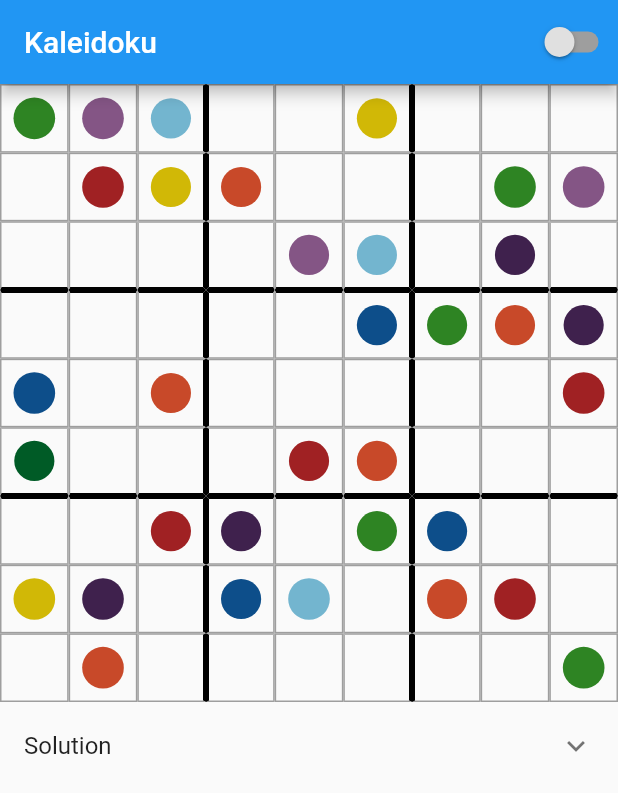
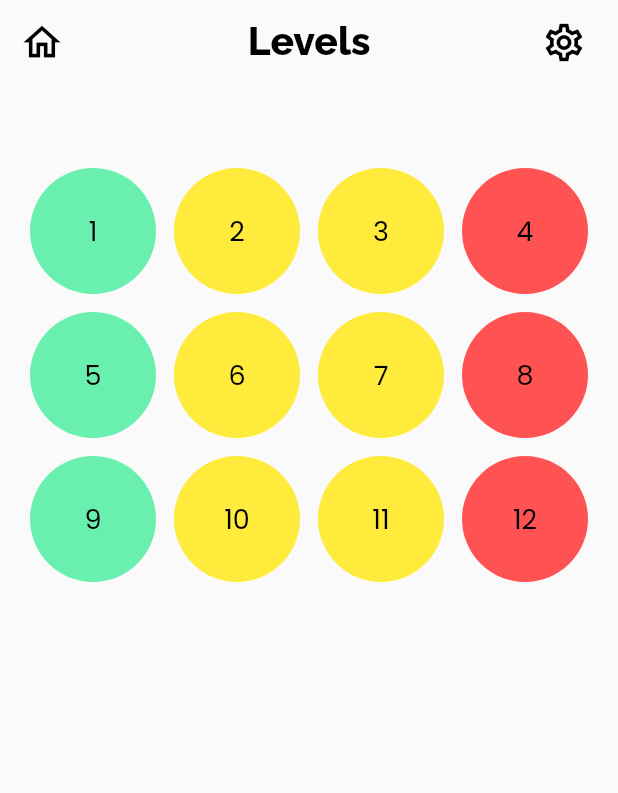
Before and after one commit to JaredEzz/Kaleidoku, a Flutter app: the screen it shows after launch, after a tap on "Begin", on a phone screen of 412 x 824 dp. Shown: the top 793 px of the screen. Run offline on Flutter 3.47's test engine with Material 2 defaults, Android fonts, the phone set to English and light mode, and no system bars; our stand-ins replace flutter_bloc, freezed_annotation, google_fonts, hive_flutter, logger; accounts and stored records are empty.

Commit message:
2-create-a-puzzle-selector-screen-completed

```diff
--- /dev/null
+++ b/lib/core/utils/parser.dart
@@ -0,0 +1,6 @@
+import 'dart:convert';
+
+Map<String, dynamic> parser(dynamic hiveMap) {
+  final jsonString = jsonEncode(hiveMap);
+  return jsonDecode(jsonString);
+}
--- /dev/null
+++ b/lib/core/widgets/appbar.dart
@@ -0,0 +1,72 @@
+import 'package:flutter/cupertino.dart';
+import 'package:flutter/material.dart';
+import 'package:kaleidoku/core/styles/text_styles.dart';
+import 'package:kaleidoku/features/welcome_screen/screens/welcome_screen.dart';
+
+class MyAppBar extends StatelessWidget implements PreferredSizeWidget {
+  final String title;
+  final bool showMenuButton;
+  final bool showSettingsButton;
+
+  const MyAppBar({
+    Key? key,
+    required this.title,
+    this.showMenuButton = true,
+    this.showSettingsButton = true,
+  }) : super(key: key);
+
+  @override
+  Size get preferredSize =>
+      const Size.fromHeight(kToolbarHeight * 2); // Updated height
+
+  @override
+  Widget build(BuildContext context) {
+    return AppBar(
+      title: Text(
+        title,
+        style: AppTextStyles().lThick.copyWith(color: Colors.black),
+      ),
+      backgroundColor: Theme.of(context).scaffoldBackgroundColor,
+      centerTitle: true,
+      leading: showMenuButton
+          ? IconButton(
+              icon: const Icon(
+                Icons.home_outlined,
+                color: Colors.black,
+                size: 30,
+              ),
+              onPressed: () {
+                Navigator.pushAndRemoveUntil(
+                    context,
+                    CupertinoPageRoute(
+                        builder: (context) => const WelcomeScreen()),
+                    (route) => false);
+              },
+            )
+          : null,
+      actions: showSettingsButton
+          ? [
+              const Padding(
+                padding: EdgeInsets.only(
+                  right: 12.0,
+                ),
+              ),
+              Padding(
+                padding: const EdgeInsets.only(
+                  right: 12.0,
+                ),
+                child: IconButton(
+                  icon: const Icon(
+                    Icons.settings_outlined,
+                    color: Colors.black,
+                    size: 30,
+                  ),
+                  onPressed: () {},
+                ),
+              ),
+            ]
+          : [],
+      elevation: 0,
+    );
+  }
+}
--- a/lib/features/sudoku/cubits/puzzle_cubits/cubit/puzzle_cubit.dart
+++ b/lib/features/levels_screen/cubits/puzzle_cubits/cubit/puzzle_cubit.dart
@@ -1,8 +1,8 @@
 import 'package:flutter_bloc/flutter_bloc.dart';
 import 'package:freezed_annotation/freezed_annotation.dart';
 import 'package:kaleidoku/core/utils/logger.dart';
-import 'package:kaleidoku/features/sudoku/models/puzzle_model.dart';
-import 'package:kaleidoku/features/sudoku/services/local_services/puzzle_hive_service.dart';
+import 'package:kaleidoku/features/levels_screen/models/puzzle_model.dart';
+import 'package:kaleidoku/features/levels_screen/services/local_services/puzzle_hive_service.dart';
 part 'puzzle_state.dart';
 part 'puzzle_cubit.freezed.dart';
 
--- a/lib/features/sudoku/models/puzzle_model.dart
+++ b/lib/features/levels_screen/models/puzzle_model.dart
@@ -1,17 +1,7 @@
-// To parse this JSON data, do
-//
-//     final puzzleModel = puzzleModelFromJson(jsonString);
-
 import 'package:freezed_annotation/freezed_annotation.dart';
-import 'dart:convert';
 import 'package:hive_flutter/hive_flutter.dart';
 part 'puzzle_model.freezed.dart';
 part 'puzzle_model.g.dart';
-
-PuzzleModel puzzleModelFromJson(String str) =>
-    PuzzleModel.fromJson(json.decode(str));
-
-String puzzleModelToJson(PuzzleModel data) => json.encode(data.toJson());
 
 @HiveType(typeId: 0)
 @freezed
--- /dev/null
+++ b/lib/features/levels_screen/screens/levels_screen.dart
@@ -0,0 +1,43 @@
+import 'package:flutter/material.dart';
+import 'package:flutter_bloc/flutter_bloc.dart';
+import 'package:kaleidoku/core/widgets/appbar.dart';
+import 'package:kaleidoku/features/levels_screen/cubits/puzzle_cubits/cubit/puzzle_cubit.dart';
+import 'package:kaleidoku/features/levels_screen/screens/levels_screen_body.dart';
+
+class LevelsScreen extends StatefulWidget {
+  const LevelsScreen({super.key});
+
+  @override
+  State<LevelsScreen> createState() => _LevelsScreenState();
+}
+
+class _LevelsScreenState extends State<LevelsScreen> {
+  @override
+  void initState() {
+    context.read<PuzzleCubit>().getPuzzles();
+    super.initState();
+  }
+
+  @override
+  Widget build(BuildContext context) {
+    return Scaffold(
+      appBar: const MyAppBar(
+        title: 'Levels',
+      ),
+      body: BlocBuilder<PuzzleCubit, PuzzleState>(
+        builder: (context, state) {
+          return state.maybeWhen(
+              error: (message) => Center(
+                    child: Text(message.toString()),
+                  ),
+              success: ((puzzles) => LevelScreenBody(
+                    puzzles: puzzles,
+                  )),
+              orElse: () => const Center(
+                    child: Text('Something went wrong'),
+                  ));
+        },
+      ),
+    );
+  }
+}
--- /dev/null
+++ b/lib/features/levels_screen/screens/levels_screen_body.dart
@@ -0,0 +1,94 @@
+import 'package:flutter/cupertino.dart';
+import 'package:flutter/material.dart';
+import 'package:kaleidoku/core/styles/sizes.dart';
+import 'package:kaleidoku/core/styles/text_styles.dart';
+import 'package:kaleidoku/features/levels_screen/models/puzzle_model.dart';
+import 'package:kaleidoku/features/levels_screen/utils/get_level_color.dart';
+import 'package:kaleidoku/features/sudoku_screen/screens/sudoku_screen.dart';
+
+class LevelScreenBody extends StatefulWidget {
+  const LevelScreenBody({super.key, required this.puzzles});
+  final PuzzleModel puzzles;
+
+  @override
+  State<LevelScreenBody> createState() => _LevelScreenBodyState();
+}
+
+class _LevelScreenBodyState extends State<LevelScreenBody> {
+  @override
+  Widget build(BuildContext context) {
+    List<Grid> orderedPuzzles = [];
+
+    int easyNumber = 1;
+    int mediumNumber = 1;
+    int hardNumber = 1;
+
+    for (int i = 1; i <= widget.puzzles.newboard.grids.length; i++) {
+      String difficulty;
+      int number;
+
+      if (i % 4 == 1 || i % 4 == 4) {
+        difficulty = 'Easy';
+        number = easyNumber++;
+      } else if (i % 4 == 2 || i % 4 == 3) {
+        difficulty = 'Medium';
+        number = mediumNumber++;
+      } else {
+        difficulty = 'Hard';
+        number = hardNumber++;
+      }
+
+      orderedPuzzles.add(Grid(
+          difficulty: difficulty,
+          number: number,
+          value: widget.puzzles.newboard.grids[i - 1].value,
+          solution: widget.puzzles.newboard.grids[i - 1].solution));
+    }
+
+    return Padding(
+      padding: const EdgeInsets.symmetric(horizontal: PaddingSizes.mdl),
+      child: Column(
+        children: [
+          GridView.builder(
+            shrinkWrap: true,
+            itemCount: orderedPuzzles.length,
+            gridDelegate: const SliverGridDelegateWithFixedCrossAxisCount(
+              crossAxisCount: 4,
+              childAspectRatio: 1,
+              crossAxisSpacing: PaddingSizes.sm,
+              mainAxisSpacing: PaddingSizes.sm,
+            ),
+            itemBuilder: (context, index) {
+              final puzzleGrid = orderedPuzzles[index];
+              return GestureDetector(
+                onTap: () {
+                  Navigator.push(
+                      context,
+                      CupertinoPageRoute(
+                          builder: (context) =>
+                              SudokuScreen(puzzleGrid: puzzleGrid)));
+                },
+                child: Container(
+                  height: 60,
+                  width: 60,
+                  decoration: BoxDecoration(
+                    shape: BoxShape.circle,
+                    color: getLevelColor(puzzleGrid),
+                  ),
+                  child: Center(
+                    child: Text(
+                      (index + 1).toString(),
+                      style: AppTextStyles()
+                          .mRegular
+                          .copyWith(color: Colors.black),
+                    ),
+                  ),
+                ),
+              );
+            },
+          )
+        ],
+      ),
+    );
+  }
+}
--- /dev/null
+++ b/lib/features/levels_screen/services/api_services/puzzle_api_service.dart
@@ -0,0 +1,18 @@
+import 'dart:convert';
+import 'package:http/http.dart' as http;
+import 'package:kaleidoku/features/levels_screen/models/puzzle_model.dart';
+
+class GetPuzzleApiService {
+  Future<PuzzleModel> getPuzzle({required String selectedDifficulty}) async {
+    final response = await http.get(Uri.parse(
+        'https://sudoku-api.vercel.app/api/dosuku?query={newboard(limit:20){grids{value,solution,difficulty},results,message}}'));
+
+    if (response.statusCode == 200) {
+      final Map<String, dynamic> jsonResponse = json.decode(response.body);
+      final result = PuzzleModel.fromJson(jsonResponse);
+      return result;
+    } else {
+      throw Exception('Something went wrong');
+    }
+  }
+}
--- a/lib/features/sudoku/services/local_services/puzzle_hive_service.dart
+++ b/lib/features/levels_screen/services/local_services/puzzle_hive_service.dart
@@ -1,7 +1,8 @@
 import 'package:hive_flutter/hive_flutter.dart';
 import 'package:kaleidoku/core/consts/puzzles_list.dart';
 import 'package:kaleidoku/core/utils/logger.dart';
-import 'package:kaleidoku/features/sudoku/models/puzzle_model.dart';
+import 'package:kaleidoku/core/utils/parser.dart';
+import 'package:kaleidoku/features/levels_screen/models/puzzle_model.dart';
 
 class PuzzleHiveService {
   final _puzzles = Hive.box('puzzles');
@@ -12,16 +13,12 @@ class PuzzleHiveService {
         _defaultPuzzlesAdded.get('defaultPuzzlesAdded', defaultValue: false);
 
     if (!defaultPuzzlesAdded) {
-      logger.d('is Empty');
+      logger.d('Adding default puzzles to Hive');
       await _puzzles.add(PuzzlesList.puzzlesList);
       await _defaultPuzzlesAdded.put('defaultPuzzlesAdded', true);
     }
-
     final data = _puzzles.getAt(0);
-    final result = PuzzleModel.fromJson(data);
-    logger.d(result.newboard.grids.last.difficulty);
-    logger.d(result.newboard.grids.last.number);
-    if (data.isEmpty) {}
+    final result = PuzzleModel.fromJson(parser(data));
     return result;
   }
 }
--- /dev/null
+++ b/lib/features/levels_screen/utils/get_level_color.dart
@@ -0,0 +1,12 @@
+import 'package:flutter/material.dart';
+import 'package:kaleidoku/features/levels_screen/models/puzzle_model.dart';
+
+Color getLevelColor(Grid grid) {
+  if (grid.difficulty == 'Easy') {
+    return Colors.greenAccent;
+  } else if (grid.difficulty == 'Medium') {
+    return Colors.yellow;
+  } else {
+    return Colors.redAccent;
+  }
+}
--- a/lib/features/sudoku/screens/sudoku_screen.dart
+++ /dev/null
@@ -1,129 +0,0 @@
-import 'package:flutter/material.dart';
-import 'package:flutter_bloc/flutter_bloc.dart';
-import 'package:kaleidoku/core/styles/text_styles.dart';
-import 'package:kaleidoku/features/sudoku/cubits/puzzle_cubits/cubit/puzzle_cubit.dart';
-import 'package:kaleidoku/features/sudoku/widgets/sudoku_grid_widget.dart';
-
-class SudokuScreen extends StatefulWidget {
-  const SudokuScreen({Key? key}) : super(key: key);
-
-  @override
-  State<SudokuScreen> createState() => _SudokuScreenState();
-}
-
-class _SudokuScreenState extends State<SudokuScreen> {
-  List<List<int>>? sudokuGrid;
-  List<List<int>>? solutionGrid;
-  // String selectedDifficulty = 'Medium';
-  bool showNumbers = false;
-
-  @override
-  void initState() {
-    context.read<PuzzleCubit>().getPuzzles();
-    super.initState();
-  }
-
-  @override
-  Widget build(BuildContext context) {
-    return Scaffold(
-      body: BlocBuilder<PuzzleCubit, PuzzleState>(
-        builder: ((context, state) {
-          return state.maybeWhen(
-              loading: () => const CircularProgressIndicator(),
-              success: (puzzle) {
-                // if (sudokuGrid == null) {
-                //   return Scaffold(
-                //     body: Center(
-                //       child: Column(
-                //         mainAxisAlignment: MainAxisAlignment.center,
-                //         children: [
-                //           DropdownButton<String>(
-                //             value: selectedDifficulty,
-                //             onChanged: (String? newValue) {
-                //               setState(() {
-                //                 selectedDifficulty = newValue ?? "Medium";
-                //               });
-                //             },
-                //             items: const <DropdownMenuItem<String>>[
-                //               DropdownMenuItem<String>(
-                //                 value: 'Easy',
-                //                 child: Text('Easy'),
-                //               ),
-                //               DropdownMenuItem<String>(
-                //                 value: 'Medium',
-                //                 child: Text('Medium'),
-                //               ),
-                //               DropdownMenuItem<String>(
-                //                 value: 'Hard',
-                //                 child: Text('Hard'),
-                //               ),
-                //             ],
-                //           ),
-                //           const SizedBox(height: 16),
-                //           ElevatedButton(
-                //             onPressed: getPuzzle,
-                //             child: const Text('Get Puzzle'),
-                //           ),
-                //         ],
-                //       ),
-                //     ),
-                //   );
-                // } else {
-                return Scaffold(
-                  appBar: AppBar(
-                    title: const Text('Kaleidoku'),
-                    actions: [
-                      Tooltip(
-                        message: showNumbers ? 'Hide Numbers' : 'Show Numbers',
-                        child: Switch(
-                          value: showNumbers,
-                          onChanged: (value) {
-                            setState(() {
-                              showNumbers = value;
-                            });
-                          },
-                          activeTrackColor: Colors.lightGreenAccent,
-                          activeColor: Colors.green,
-                          inactiveTrackColor: Colors.grey,
-                          inactiveThumbColor: Colors.grey[300],
-                        ),
-                      ),
-                      // Padding(
-                      //   padding: const EdgeInsets.symmetric(horizontal: 8),
-                      //   child: IconButton(
-                      //     onPressed: getPuzzle,
-                      //     icon: const Icon(Icons.refresh),
-                      //   ),
-                      // ),
-                    ],
-                  ),
-                  body: ListView(
-                    children: [
-                      SudokuGridWidget(
-                        grid: puzzle.newboard.grids.first.value,
-                        showNumbers: showNumbers,
-                      ),
-                      ExpansionTile(
-                        title: const Text('Solution'),
-                        initiallyExpanded: false,
-                        children: <Widget>[
-                          SudokuGridWidget(
-                            grid: puzzle.newboard.grids.first.solution,
-                            showNumbers: showNumbers,
-                          )
-                        ],
-                      ),
-                    ],
-                  ),
-                );
-                //}
-              },
-              orElse: () => Text(
-                    'Error',
-                    style: AppTextStyles().lThick,
-                  ));
-        }),
-      ),
-    );
-  }
-}
--- a/lib/features/sudoku/services/api_services/puzzle_api_service.dart
+++ /dev/null
@@ -1,50 +0,0 @@
-import 'dart:convert';
-
-import 'package:http/http.dart' as http;
-import 'package:kaleidoku/features/sudoku/models/puzzle_model.dart';
-
-class GetPuzzleApiService {
-  Future<PuzzleModel> getPuzzle({required String selectedDifficulty}) async {
-    // bool puzzleFound = false;
-
-    // while (!puzzleFound) {
-    final response = await http.get(Uri.parse(
-        'https://sudoku-api.vercel.app/api/dosuku?query={newboard(limit:20){grids{value,solution,difficulty},results,message}}'));
-
-    if (response.statusCode == 200) {
-      final Map<String, dynamic> jsonResponse = json.decode(response.body);
-      final result = PuzzleModel.fromJson(jsonResponse);
-      return result;
-    } else {
-      throw Exception('Something went wrong');
-    }
-    // for (final grid in grids) {
-    //   final puzzle = grid['value'];
-    //   final solution = grid['solution'];
-    //   final difficulty = grid['difficulty'];
-
-    //   if (difficulty == selectedDifficulty) {
-    //     final convertedPuzzle =
-    //         List<List<int>>.generate(puzzle.length, (int rowIndex) {
-    //       final row = puzzle[rowIndex];
-    //       return List<int>.generate(row.length, (int colIndex) {
-    //         return row[colIndex] as int;
-    //       });
-    //     });
-
-    //     final convertedSolution =
-    //         List<List<int>>.generate(solution.length, (int rowIndex) {
-    //       final row = solution[rowIndex];
-    //       return List<int>.generate(row.length, (int colIndex) {
-    //         return row[colIndex] as int;
-    //       });
-    //     });
-
-    // setState(() {
-    //   sudokuGrid = convertedPuzzle;
-    //   solutionGrid = convertedSolution;
-    // });
-    // puzzleFound = true;
-    // break;
-  }
-}
--- /dev/null
+++ b/lib/features/sudoku_screen/screens/sudoku_screen.dart
@@ -0,0 +1,64 @@
+import 'package:flutter/material.dart';
+import 'package:flutter_bloc/flutter_bloc.dart';
+import 'package:kaleidoku/features/levels_screen/cubits/puzzle_cubits/cubit/puzzle_cubit.dart';
+import 'package:kaleidoku/features/levels_screen/models/puzzle_model.dart';
+import 'package:kaleidoku/features/sudoku_screen/widgets/sudoku_grid_widget.dart';
+
+class SudokuScreen extends StatefulWidget {
+  const SudokuScreen({Key? key, required this.puzzleGrid}) : super(key: key);
+  final Grid puzzleGrid;
+
+  @override
+  State<SudokuScreen> createState() => _SudokuScreenState();
+}
+
+class _SudokuScreenState extends State<SudokuScreen> {
+  bool showNumbers = false;
+
+  @override
+  Widget build(BuildContext context) {
+    return Scaffold(
+        body: BlocBuilder<PuzzleCubit, PuzzleState>(builder: ((context, state) {
+      return Scaffold(
+        appBar: AppBar(
+          title: const Text('Kaleidoku'),
+          actions: [
+            Tooltip(
+              message: showNumbers ? 'Hide Numbers' : 'Show Numbers',
+              child: Switch(
+                value: showNumbers,
+                onChanged: (value) {
+                  setState(() {
+                    showNumbers = value;
+                  });
+                },
+                activeTrackColor: Colors.lightGreenAccent,
+                activeColor: Colors.green,
+                inactiveTrackColor: Colors.grey,
+                inactiveThumbColor: Colors.grey[300],
+              ),
+            ),
+          ],
+        ),
+        body: ListView(
+          children: [
+            SudokuGridWidget(
+              grid: widget.puzzleGrid.value,
+              showNumbers: showNumbers,
+            ),
+            ExpansionTile(
+              title: const Text('Solution'),
+              initiallyExpanded: false,
+              children: <Widget>[
+                SudokuGridWidget(
+                  grid: widget.puzzleGrid.solution,
+                  showNumbers: showNumbers,
+                )
+              ],
+            ),
+          ],
+        ),
+      );
+    })));
+  }
+}
--- a/lib/features/welcome_screen/widgets/animation.dart
+++ b/lib/features/welcome_screen/widgets/animation.dart
@@ -2,8 +2,8 @@ import 'dart:math';
 
 import 'package:flutter/material.dart';
 import 'package:google_fonts/google_fonts.dart';
-import 'package:kaleidoku/features/sudoku/widgets/sudoku_grid_widget.dart';
-import 'package:kaleidoku/features/sudoku/screens/sudoku_screen.dart';
+import 'package:kaleidoku/features/levels_screen/screens/levels_screen.dart';
+import 'package:kaleidoku/features/sudoku_screen/widgets/sudoku_grid_widget.dart';
 
 class KaleidokuAnimation extends StatefulWidget {
   const KaleidokuAnimation({Key? key}) : super(key: key);
@@ -280,7 +280,7 @@ class KaleidokuAnimationState extends State<KaleidokuAnimation>
                   onPressed: () {
                     // navigate to sudoku screen
                     Navigator.of(context).pushReplacement(MaterialPageRoute(
-                        builder: (_) => const SudokuScreen()));
+                        builder: (_) => const LevelsScreen()));
                   },
                   child: const Text('Begin'),
                 ),
```
Also changed, not shown: lib/main.dart (+3 -4 lines), lib/features/levels_screen/cubits/puzzle_cubits/cubit/puzzle_cubit.freezed.dart (renamed from lib/features/sudoku/cubits/puzzle_cubits/cubit/puzzle_cubit.freezed.dart), lib/features/levels_screen/cubits/puzzle_cubits/cubit/puzzle_state.dart (renamed from lib/features/sudoku/cubits/puzzle_cubits/cubit/puzzle_state.dart), lib/features/levels_screen/models/puzzle_model.freezed.dart (renamed from lib/features/sudoku/models/puzzle_model.freezed.dart), lib/features/levels_screen/models/puzzle_model.g.dart (renamed from lib/features/sudoku/models/puzzle_model.g.dart), lib/features/sudoku_screen/widgets/sudoku_grid_widget.dart (renamed from lib/features/sudoku/widgets/sudoku_grid_widget.dart).
